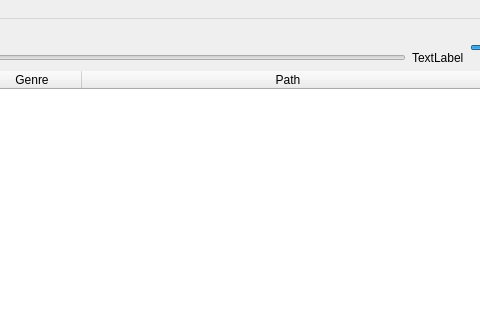
This is mainwindow.ui in Serdnad/Music_Player as Qt 5 draws it before an edit; both pictures show x 791 to 1271 and y 0 to 320 of the 1372 by 728 pixel window. The edited form follows.
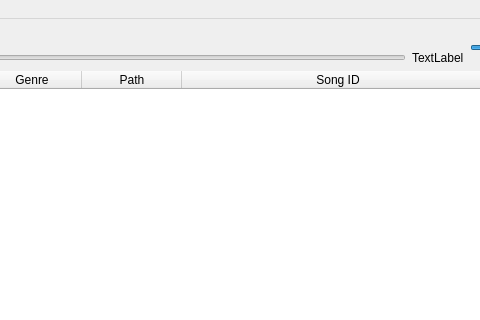
This is the edited form. Icons and pictures are not drawn.

Patch:
```diff
--- a/mainwindow.ui
+++ b/mainwindow.ui
@@ -256,6 +256,11 @@
           <string>Path</string>
          </property>
         </column>
+        <column>
+         <property name="text">
+          <string>Song ID</string>
+         </property>
+        </column>
        </widget>
       </item>
       <item alignment="Qt::AlignRight">
```
